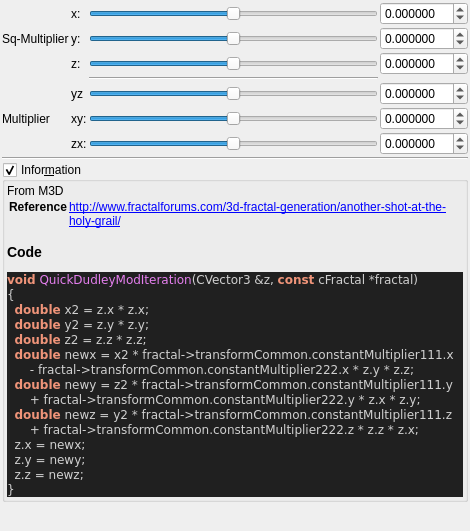
The window that mandelbulber2/qt_data/fractal_quick_dudley_mod.ui (buddhi1980/mandelbulber2) describes before a commit, drawn with Qt 5.
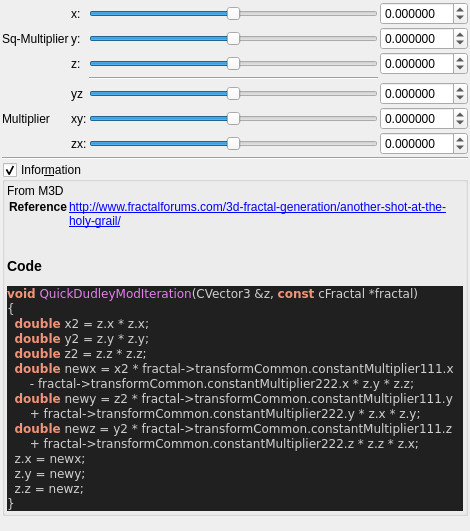
The same window after the commit. Custom widgets are drawn as their Qt base class.

Commit message:
stripped code highlight output to body tag
 the surrounding part (HTML Tag and comment) contained version specific parts.
 Now only the body tag will be written to the ui file,
 so the complete output of populateUiInformation.php should be reproducable.

 Also readded broken symlinks in deploy/share/mandelbulber2

The edit to the form file:
```diff
--- a/mandelbulber2/qt_data/fractal_quick_dudley_mod.ui
+++ b/mandelbulber2/qt_data/fractal_quick_dudley_mod.ui
@@ -437,17 +437,12 @@
        <widget class="QLabel" name="label_code_content">
         <property name="text">
          <string>&lt;p&gt;From M3D&lt;/p&gt;&lt;table&gt;
-&lt;tr&gt;&lt;th&gt;Reference&lt;/th&gt;&lt;td&gt;&lt;a href=&quot;http://www.fractalforums.com/3d-fractal-generation/another-shot-at-the-holy-grail/&quot;&gt;http://www.fractalforums.com/3d-fractal-generation/another-shot-at-the-holy-grail/&lt;/a&gt;&lt;/td&gt;&lt;/tr&gt;
+&lt;tr&gt;&lt;th&gt;Reference&lt;/th&gt;&lt;td&gt;&lt;a href=&quot;http://www.fractalforums.com/3d-fractal-generation/another-shot-at-the-holy-grail/&quot;&gt;http://www.fractalforums.com/3d-fractal-generation/another-shot-at-the-holy-grail/&lt;br&gt;
+&lt;/td&gt;&lt;/tr&gt;
 &lt;/table&gt;
 &lt;h3&gt;Code&lt;/h3&gt;
-&lt;!DOCTYPE HTML PUBLIC &quot;-//W3C//DTD HTML 4.0 Transitional//EN&quot;&gt;
-&lt;html&gt;
-&lt;head&gt;
-&lt;meta http-equiv=&quot;content-type&quot; content=&quot;text/html; charset=ISO-8859-1&quot;&gt;
-&lt;title&gt;Source file&lt;/title&gt;
-&lt;/head&gt;
 &lt;body style=&quot;background-color:#202020&quot;&gt;
-&lt;pre style=&quot;color:#d0d0d0; background-color:#202020;  font-family:'Courier New';&quot;&gt;&lt;span style=&quot;color:#f09479; font-weight:bold&quot;&gt;void&lt;/span&gt; &lt;span style=&quot;color:#e47eed&quot;&gt;QuickDudleyModIteration&lt;/span&gt;&lt;span style=&quot;color:#d0d0d0&quot;&gt;(&lt;/span&gt;CVector3 &lt;span style=&quot;color:#d0d0d0&quot;&gt;&amp;amp;&lt;/span&gt;z&lt;span style=&quot;color:#d0d0d0&quot;&gt;,&lt;/span&gt; &lt;span style=&quot;color:#f09479; font-weight:bold&quot;&gt;const&lt;/span&gt; cFractal &lt;span style=&quot;color:#d0d0d0&quot;&gt;*&lt;/span&gt;fractal&lt;span style=&quot;color:#d0d0d0&quot;&gt;)&lt;/span&gt;
+&lt;pre style=&quot;color:#d0d0d0; background-color:#202020;  font-family:'Courier New',monospace;&quot;&gt;&lt;span style=&quot;color:#f09479; font-weight:bold&quot;&gt;void&lt;/span&gt; &lt;span style=&quot;color:#e47eed&quot;&gt;QuickDudleyModIteration&lt;/span&gt;&lt;span style=&quot;color:#d0d0d0&quot;&gt;(&lt;/span&gt;CVector3 &lt;span style=&quot;color:#d0d0d0&quot;&gt;&amp;amp;&lt;/span&gt;z&lt;span style=&quot;color:#d0d0d0&quot;&gt;,&lt;/span&gt; &lt;span style=&quot;color:#f09479; font-weight:bold&quot;&gt;const&lt;/span&gt; cFractal &lt;span style=&quot;color:#d0d0d0&quot;&gt;*&lt;/span&gt;fractal&lt;span style=&quot;color:#d0d0d0&quot;&gt;)&lt;/span&gt;
 &lt;span style=&quot;color:#d0d0d0&quot;&gt;{&lt;/span&gt;
   &lt;span style=&quot;color:#f09479; font-weight:bold&quot;&gt;double&lt;/span&gt; x2 &lt;span style=&quot;color:#d0d0d0&quot;&gt;=&lt;/span&gt; z&lt;span style=&quot;color:#d0d0d0&quot;&gt;.&lt;/span&gt;x &lt;span style=&quot;color:#d0d0d0&quot;&gt;*&lt;/span&gt; z&lt;span style=&quot;color:#d0d0d0&quot;&gt;.&lt;/span&gt;x&lt;span style=&quot;color:#d0d0d0&quot;&gt;;&lt;/span&gt;
   &lt;span style=&quot;color:#f09479; font-weight:bold&quot;&gt;double&lt;/span&gt; y2 &lt;span style=&quot;color:#d0d0d0&quot;&gt;=&lt;/span&gt; z&lt;span style=&quot;color:#d0d0d0&quot;&gt;.&lt;/span&gt;y &lt;span style=&quot;color:#d0d0d0&quot;&gt;*&lt;/span&gt; z&lt;span style=&quot;color:#d0d0d0&quot;&gt;.&lt;/span&gt;y&lt;span style=&quot;color:#d0d0d0&quot;&gt;;&lt;/span&gt;
@@ -463,10 +458,7 @@
   z&lt;span style=&quot;color:#d0d0d0&quot;&gt;.&lt;/span&gt;z &lt;span style=&quot;color:#d0d0d0&quot;&gt;=&lt;/span&gt; newz&lt;span style=&quot;color:#d0d0d0&quot;&gt;;&lt;/span&gt;
 &lt;span style=&quot;color:#d0d0d0&quot;&gt;}&lt;/span&gt;
 &lt;/pre&gt;
-&lt;/body&gt;
-&lt;/html&gt;
-&lt;!--HTML generated by highlight 3.9, http://www.andre-simon.de/--&gt;
-</string>
+&lt;/body&gt;</string>
         </property>
         <property name="wordWrap">
          <bool>true</bool>
```
The commit also changes 109 other files.
